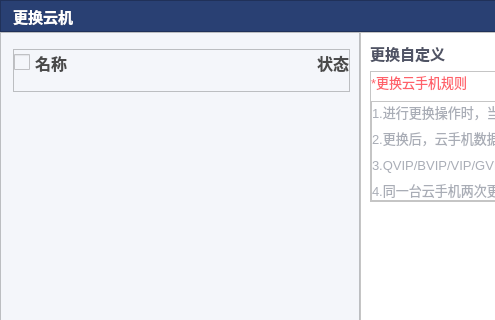
Old version of the form replacecloudphonedialog.ui in the repository ZhouMei20220810/TEST; both pictures show x 0 to 495 and y 0 to 320 of the 792 by 487 pixel window.
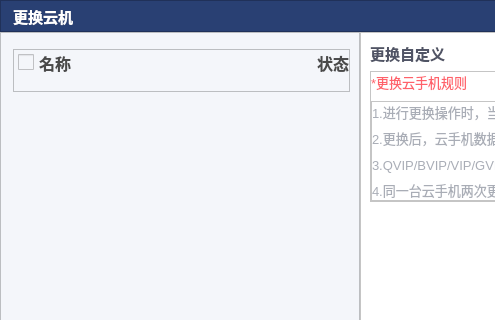
New version of the form. Icons and pictures are not drawn.

```diff
--- a/replacecloudphonedialog.ui
+++ b/replacecloudphonedialog.ui
@@ -408,7 +408,7 @@
             <number>0</number>
            </property>
            <property name="leftMargin">
-            <number>0</number>
+            <number>4</number>
            </property>
            <property name="topMargin">
             <number>0</number>
```
